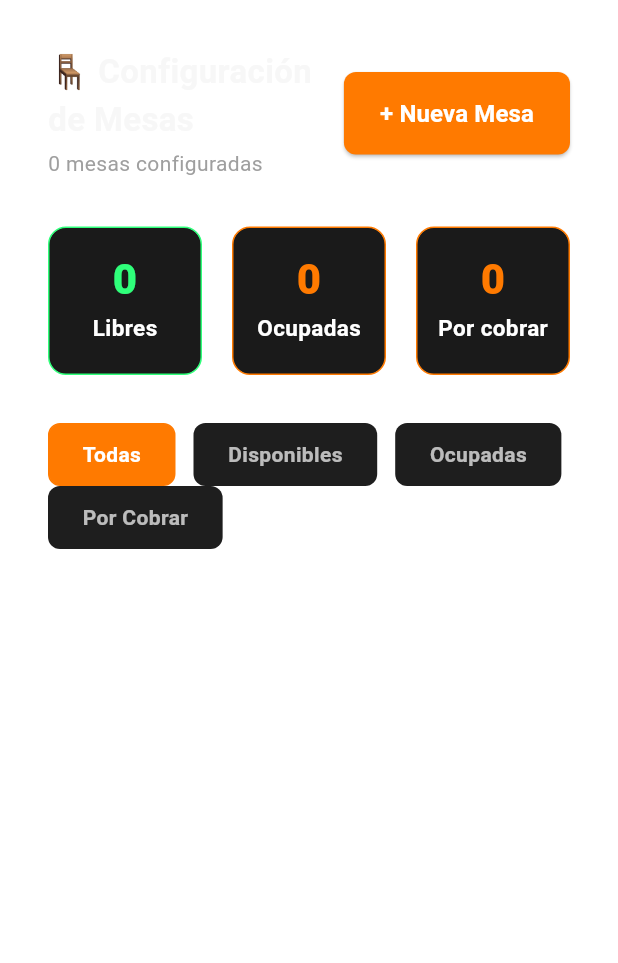
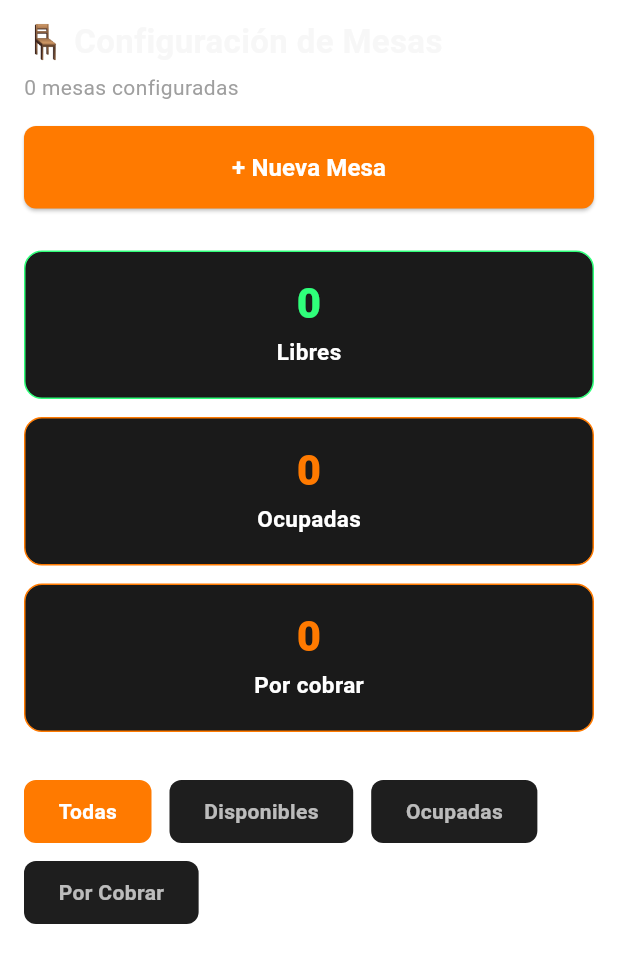
Before and after one commit to Joshi2032/POS, a Flutter app: the _MesasView screen opened directly, on a phone screen of 412 x 824 dp. Shown: the top 963 px of the screen. Run offline on Flutter 3.47's test engine with Material 3 defaults, Android fonts, the phone set to English and light mode, and no system bars; our stand-ins replace fl_chart, flutter_dotenv, go_router, supabase_flutter; missing offline and left inert: esc_pos_printer_plus, esc_pos_utils_plus; accounts and stored records are empty.

Commit message:
respoinsivo 1

```diff
--- a/lib/pages/mesas_page.dart
+++ b/lib/pages/mesas_page.dart
@@ -176,20 +176,54 @@ class _MesasViewState extends State<_MesasView> {
 
     final provider = Provider.of<MesasProvider>(context, listen: true);
 
+    final screenWidth = MediaQuery.of(context).size.width;
+    final horizontalPadding = screenWidth < 700 ? 16.0 : 32.0;
+    final verticalPadding = screenWidth < 700 ? 12.0 : 20.0;
+    final isNarrow = screenWidth < 760;
+    final isVeryNarrow = screenWidth < 520;
+
     return Scaffold(
       backgroundColor: Colors.transparent,
-      body: Padding(
-        padding: const EdgeInsets.all(32.0),
+      body: SafeArea(
+        child: Padding(
+          padding: EdgeInsets.symmetric(
+            horizontal: horizontalPadding,
+            vertical: verticalPadding,
+          ),
           child: Column(
             crossAxisAlignment: CrossAxisAlignment.start,
             children: [
               // HEADER
+              if (isNarrow) ...[
+                SectionHeader(
+                  title: '🪑 Configuración de Mesas',
+                  subtitle: '${provider.mesas.length} mesas configuradas',
+                ),
+                const SizedBox(height: 16),
+                SizedBox(
+                  width: double.infinity,
+                  child: ElevatedButton(
+                    onPressed: () => _abrirModalAgregarEditar(provider),
+                    style: ElevatedButton.styleFrom(
+                      backgroundColor: primaryColor,
+                      foregroundColor: Colors.white,
+                      shape: RoundedRectangleBorder(
+                          borderRadius: BorderRadius.circular(8)),
+                      padding: const EdgeInsets.symmetric(
+                          horizontal: 24, vertical: 16),
+                    ),
+                    child: const Text('+ Nueva Mesa',
+                        style: TextStyle(
+                            fontWeight: FontWeight.bold, fontSize: 16)),
+                  ),
+                ),
+              ] else ...[
                 Row(
-              mainAxisAlignment: MainAxisAlignment.spaceBetween,
+                  crossAxisAlignment: CrossAxisAlignment.start,
                   children: [
                     Expanded(
                       child: SectionHeader(
-                    title: '🪑 Configuración de Mesas', // Icono añadido
+                        title: '🪑 Configuración de Mesas',
                         subtitle: '${provider.mesas.length} mesas configuradas',
                       ),
                     ),
@@ -205,22 +239,22 @@ class _MesasViewState extends State<_MesasView> {
                             horizontal: 24, vertical: 16),
                       ),
                       child: const Text('+ Nueva Mesa',
-                      style:
-                          TextStyle(fontWeight: FontWeight.bold, fontSize: 16)),
+                          style: TextStyle(
+                              fontWeight: FontWeight.bold, fontSize: 16)),
                     )
                   ],
                 ),
-            const SizedBox(height: 32),
+              ],
+              const SizedBox(height: 28),
 
               // KPI CARDS
-            Row(
-              mainAxisAlignment: MainAxisAlignment.center,
+              Wrap(
+                spacing: 12,
+                runSpacing: 12,
                 children: [
-                _buildKpiCard('Libres', provider.libres, const Color(0xFF2FFF7A)),
-                const SizedBox(width: 20),
-                _buildKpiCard('Ocupadas', provider.ocupadas, primaryColor),
-                const SizedBox(width: 20),
-                _buildKpiCard('Por cobrar', provider.porCobrar, primaryColor), // Ajustado al naranja de la imagen
+                  _buildKpiCard('Libres', provider.libres, const Color(0xFF2FFF7A), maxWidth: isVeryNarrow ? double.infinity : 180),
+                  _buildKpiCard('Ocupadas', provider.ocupadas, primaryColor, maxWidth: isVeryNarrow ? double.infinity : 180),
+                  _buildKpiCard('Por cobrar', provider.porCobrar, primaryColor, maxWidth: isVeryNarrow ? double.infinity : 180),
                 ],
               ),
               const SizedBox(height: 32),
@@ -228,6 +262,7 @@ class _MesasViewState extends State<_MesasView> {
               // FILTROS (CHIPS)
               Wrap(
                 spacing: 12,
+                runSpacing: 12,
                 children: provider.filtros.map((f) {
                   final isActive = provider.filtroSeleccionado == f;
                   return InkWell(
@@ -237,7 +272,7 @@ class _MesasViewState extends State<_MesasView> {
                       padding: const EdgeInsets.symmetric(
                           horizontal: 22, vertical: 10),
                       decoration: BoxDecoration(
-                        color: isActive ? primaryColor : darkBgColor, // Naranja o gris oscuro
+                        color: isActive ? primaryColor : darkBgColor,
                         borderRadius: BorderRadius.circular(8),
                         border: Border.all(
                             color: isActive ? primaryColor : Colors.transparent),
@@ -282,20 +317,16 @@ class _MesasViewState extends State<_MesasView> {
                         ),
                         LayoutBuilder(
                           builder: (context, constraints) {
-                          final availableWidth = constraints.maxWidth;
-                          final cardWidth = 280.0;
-                          final spacing = 16.0;
-                          final columns = ((availableWidth + spacing) / (cardWidth + spacing)).floor();
-                          final adjustedCardWidth = (availableWidth - (spacing * (columns > 0 ? columns - 1 : 0))) / (columns > 0 ? columns : 1);
-
+                            final cardMax = isVeryNarrow ? 280.0 : 260.0;
                             return GridView.builder(
                               shrinkWrap: true,
                               physics: const NeverScrollableScrollPhysics(),
-                            gridDelegate: SliverGridDelegateWithFixedCrossAxisCount(
-                              crossAxisCount: columns > 0 ? columns : 1,
-                              childAspectRatio: adjustedCardWidth / 200,
-                              crossAxisSpacing: spacing,
-                              mainAxisSpacing: spacing,
+                              gridDelegate:
+                                  SliverGridDelegateWithMaxCrossAxisExtent(
+                                maxCrossAxisExtent: cardMax,
+                                mainAxisSpacing: 16,
+                                crossAxisSpacing: 16,
+                                childAspectRatio: 1.05,
                               ),
                               itemCount: mesasEnArea.length,
                               itemBuilder: (context, index) {
@@ -304,22 +335,22 @@ class _MesasViewState extends State<_MesasView> {
 
                                 return AppCard(
                                   padding: const EdgeInsets.all(16),
-                                child: Stack(
+                                  child: Column(
+                                    mainAxisSize: MainAxisSize.min,
+                                    crossAxisAlignment:
+                                        CrossAxisAlignment.start,
                                     children: [
-                                    // Contenido principal
-                                    Column(
-                                      mainAxisSize: MainAxisSize.min,
-                                      crossAxisAlignment: CrossAxisAlignment.start,
-                                      children: [
-                                        // Badge de estado + Botones
                                       Row(
-                                          mainAxisAlignment: MainAxisAlignment.spaceBetween,
+                                        mainAxisAlignment:
+                                            MainAxisAlignment.spaceBetween,
                                         children: [
                                           Container(
-                                              padding: const EdgeInsets.symmetric(horizontal: 12, vertical: 6),
+                                            padding: const EdgeInsets.symmetric(
+                                                horizontal: 12, vertical: 6),
                                             decoration: BoxDecoration(
                                               color: primaryColor,
-                                                borderRadius: BorderRadius.circular(6),
+                                              borderRadius:
+                                                  BorderRadius.circular(6),
                                             ),
                                             child: Text(
                                               mesa.estado,
@@ -333,58 +364,85 @@ class _MesasViewState extends State<_MesasView> {
                                           Row(
                                             children: [
                                               IconButton(
-                                                  icon: const Icon(Icons.edit, size: 18),
+                                                icon: const Icon(
+                                                  Icons.edit,
+                                                  size: 18,
+                                                ),
                                                 color: primaryColor,
-                                                  onPressed: () => _abrirModalAgregarEditar(provider, mesa: mesa),
+                                                onPressed: () => _abrirModalAgregarEditar(
+                                                    provider,
+                                                    mesa: mesa),
                                                 padding: EdgeInsets.zero,
-                                                  constraints: const BoxConstraints(),
+                                                constraints:
+                                                    const BoxConstraints(),
                                               ),
                                               const SizedBox(width: 4),
                                               IconButton(
-                                                  icon: const Icon(Icons.delete, size: 18),
+                                                icon: const Icon(
+                                                  Icons.delete,
+                                                  size: 18,
+                                                ),
                                                 color: Colors.redAccent,
                                                 onPressed: isOcupada
                                                     ? () {
-                                                          ScaffoldMessenger.of(context).showSnackBar(
+                                                        ScaffoldMessenger.of(
+                                                                context)
+                                                            .showSnackBar(
                                                           const SnackBar(
-                                                              content: Text('No puedes eliminar una mesa ocupada.'),
-                                                              backgroundColor: Colors.redAccent,
+                                                            content: Text(
+                                                                'No puedes eliminar una mesa ocupada.'),
+                                                            backgroundColor:
+                                                                Colors.redAccent,
                                                           ),
                                                         );
                                                       }
                                                     : () {
                                                         showDialog(
                                                           context: context,
-                                                            builder: (context) => AlertDialog(
-                                                              title: const Text('Eliminar mesa'),
-                                                              content: Text('Se eliminará ${mesa.nombre}'),
+                                                          builder: (context) =>
+                                                              AlertDialog(
+                                                            title: const Text(
+                                                                'Eliminar mesa'),
+                                                            content: Text(
+                                                                'Se eliminará ${mesa.nombre}'),
                                                             actions: [
                                                               TextButton(
-                                                                  onPressed: () => Navigator.pop(context),
-                                                                  child: const Text('Cancelar'),
+                                                                onPressed: () =>
+                                                                    Navigator.pop(
+                                                                        context),
+                                                                child: const Text(
+                                                                    'Cancelar'),
                                                               ),
                                                               TextButton(
                                                                 onPressed: () async {
-                                                                    await provider.removeMesa(mesa.id);
+                                                                  await provider
+                                                                      .removeMesa(
+                                                                          mesa.id);
                                                                   if (context.mounted) {
-                                                                      Navigator.pop(context);
+                                                                    Navigator.pop(
+                                                                        context);
                                                                   }
                                                                 },
-                                                                  child: const Text('Confirmar', style: TextStyle(color: Colors.red)),
+                                                                child: const Text(
+                                                                  'Confirmar',
+                                                                  style: TextStyle(
+                                                                      color:
+                                                                          Colors.red),
+                                                                ),
                                                               ),
                                                             ],
                                                           ),
                                                         );
                                                       },
                                                 padding: EdgeInsets.zero,
-                                                  constraints: const BoxConstraints(),
+                                                constraints:
+                                                    const BoxConstraints(),
                                               ),
                                             ],
                                           ),
                                         ],
                                       ),
                                       const SizedBox(height: 12),
-                                        // Nombre de la mesa
                                       Text(
                                         mesa.nombre,
                                         style: const TextStyle(
@@ -393,8 +451,7 @@ class _MesasViewState extends State<_MesasView> {
                                           color: Colors.white,
                                         ),
                                       ),
-                                        const SizedBox(height: 4),
-                                        // Capacidad
+                                      const SizedBox(height: 6),
                                       Text(
                                         '${mesa.capacidad} personas',
                                         style: const TextStyle(
@@ -403,7 +460,6 @@ class _MesasViewState extends State<_MesasView> {
                                         ),
                                       ),
                                       const SizedBox(height: 8),
-                                        // Área
                                       Text(
                                         mesa.area,
                                         style: TextStyle(
@@ -411,8 +467,6 @@ class _MesasViewState extends State<_MesasView> {
                                           fontWeight: FontWeight.bold,
                                           fontSize: 13,
                                         ),
-                                        ),
-                                      ],
                                       ),
                                     ],
                                   ),
@@ -429,17 +483,25 @@ class _MesasViewState extends State<_MesasView> {
             ],
           ),
         ),
+      ),
     );
   }
+
   // WIDGET KPI MEJORADO (Fondo oscuro, texto adaptado)
-  Widget _buildKpiCard(String label, int value, Color color) {
-    return Expanded(
+  Widget _buildKpiCard(String label, int value, Color color,
+      {double? maxWidth}) {
+    return ConstrainedBox(
+      constraints: BoxConstraints(
+        minWidth: 140,
+        maxWidth: maxWidth ?? double.infinity,
+      ),
       child: Container(
+        width: maxWidth,
         padding: const EdgeInsets.symmetric(vertical: 20),
         decoration: BoxDecoration(
-            color: const Color(0xFF1A1A1A), // Fondo bien oscuro para la tarjeta
-            border: Border.all(color: color, width: 1.0), // Borde fino
-            borderRadius: BorderRadius.circular(12), // Bordes redondeados
+          color: const Color(0xFF1A1A1A),
+          border: Border.all(color: color, width: 1.0),
+          borderRadius: BorderRadius.circular(12),
         ),
         child: Column(
           children: [
@@ -449,7 +511,8 @@ class _MesasViewState extends State<_MesasView> {
                 fontSize: 28,
                 fontWeight: FontWeight.w900,
                 color: color,
-                  height: 1.0),
+                height: 1.0,
+              ),
             ),
             const SizedBox(height: 8),
             Text(
@@ -457,7 +520,8 @@ class _MesasViewState extends State<_MesasView> {
               style: const TextStyle(
                 fontSize: 15,
                 fontWeight: FontWeight.bold,
-                  color: Colors.white), // Texto en blanco/gris claro
+                color: Colors.white,
+              ),
             )
           ],
         ),
```
Also changed, not shown: lib/pages/productos_page.dart (+27 -6 lines), lib/pages/tomar_orden_page.dart (+14 -3 lines). Lines whose indentation alone changed are shown as unchanged.
